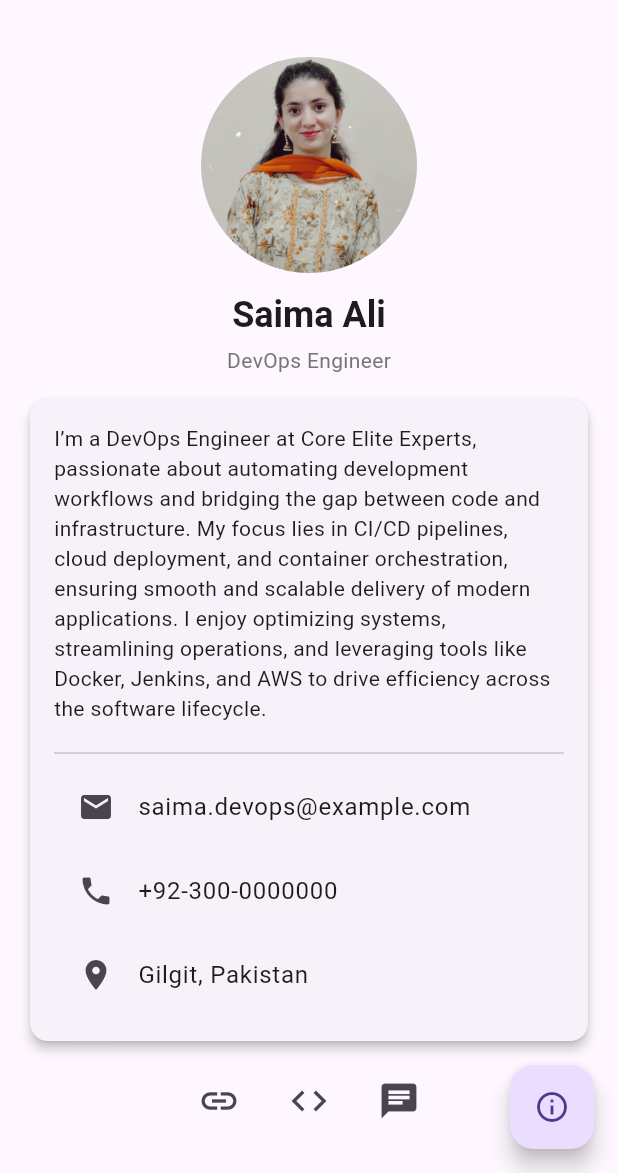
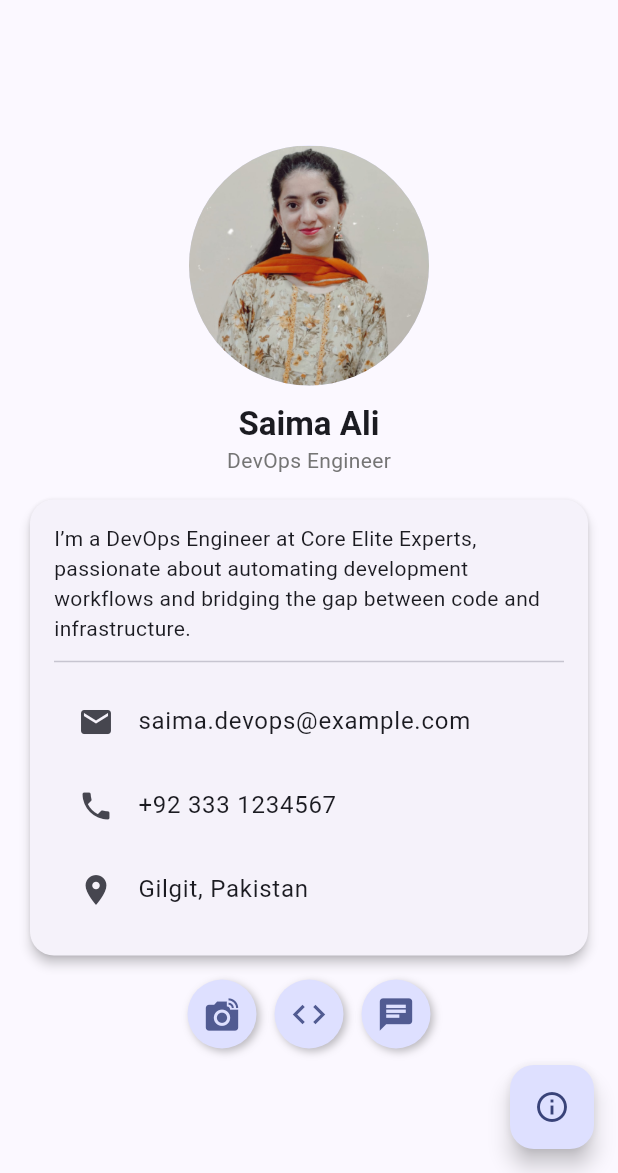
Before and after one commit to saimaali-tech/my_profile_app, a Flutter app: the screen it shows after launch, after a tap on "View Profile", on a phone screen of 412 x 824 dp, the part 63-1236 px from its top. Run offline on Flutter 3.47's test engine with Material 3 defaults, Android fonts, the phone set to English and light mode, and no system bars; Roboto replaces fonts that are missing (Poppins).

Commit message:
created the app responsive

```diff
--- a/lib/main.dart
+++ b/lib/main.dart
@@ -1,10 +1,8 @@
-import 'dart:convert';
 import 'package:flutter/material.dart';
-import 'package:flutter/services.dart';
-import 'models/user.dart';
 import 'screens/welcome_screen.dart';
 import 'screens/profile_screen.dart';
 import 'screens/about_screen.dart';
+import 'models/user.dart';
 
 void main() {
   runApp(const MyProfileApp());
@@ -18,57 +16,70 @@ class MyProfileApp extends StatefulWidget {
 }
 
 class _MyProfileAppState extends State<MyProfileApp> {
-  User? user;
-  bool isDark = false;
+  bool _isDark = false;
 
-  @override
-  void initState() {
-    super.initState();
-    loadUserData();
-  }
-
-  Future<void> loadUserData() async {
-    final String response =
-        await rootBundle.loadString('assets/data/user.json');
-    final data = json.decode(response);
-    setState(() {
-      user = User.fromJson(data);
-    });
-  }
+  final User user = User(
+    name: 'Saima Ali',
+    profession: 'DevOps Engineer',
+    bio:
+        'I’m a DevOps Engineer at Core Elite Experts, passionate about automating development workflows and bridging the gap between code and infrastructure.',
+    email: 'saima.devops@example.com',
+    phone: '+92 333 1234567',
+    location: 'Gilgit, Pakistan',
+    imagePath: 'assets/images/profile.jpg',
+    linkedin: 'https://linkedin.com/in/saimaali',
+    github: 'https://github.com/saimaali',
+    twitter: 'https://twitter.com/saimaali',
+    skills: [
+      'CI/CD (Jenkins, GitHub Actions)',
+      'Docker & Docker Compose',
+      'AWS (EC2, S3)',
+      'React.js',
+      'Node.js',
+      'Python',
+    ],
+    hobbies: [
+      'Learning new DevOps tools',
+      'Coding',
+      'Blogging',
+      'Music',
+    ],
+  );
 
   @override
   Widget build(BuildContext context) {
     return MaterialApp(
       title: 'My Profile App',
+      themeMode: _isDark ? ThemeMode.dark : ThemeMode.light,
+      theme: ThemeData(
+        colorSchemeSeed: Colors.indigo,
+        brightness: Brightness.light,
+        fontFamily: 'Poppins',
+        useMaterial3: true,
+      ),
+      darkTheme: ThemeData(
+        colorSchemeSeed: Colors.indigo,
+        brightness: Brightness.dark,
+        fontFamily: 'Poppins',
+        useMaterial3: true,
+      ),
       debugShowCheckedModeBanner: false,
-      theme: isDark ? ThemeData.dark() : ThemeData.light(),
-      // 🧠 FIX: Wrapped WelcomeScreen in Builder to provide correct Navigator context
+      initialRoute: '/',
       routes: {
-        '/': (context) => Builder(
-              builder: (context) => WelcomeScreen(
-                onViewProfile: () {
-                  if (user != null) {
-                    Navigator.pushNamed(context, '/profile',
-                        arguments: user);
-                  }
-                },
-                toggleTheme: (v) => setState(() => isDark = v),
-                isDark: isDark,
-              ),
+        '/': (context) => WelcomeScreen(
+              isDark: _isDark,
+              toggleTheme: (v) => setState(() => _isDark = v),
+              onViewProfile: () {
+                Navigator.pushNamed(context, '/profile', arguments: user);
+              },
             ),
         '/profile': (context) {
-          final args = ModalRoute.of(context)!.settings.arguments as User?;
-          return args == null
-              ? const Scaffold(
-                  body: Center(child: CircularProgressIndicator()))
-              : ProfileScreen(user: args);
+          final u = ModalRoute.of(context)!.settings.arguments as User;
+          return ProfileScreen(user: u);
         },
         '/about': (context) {
-          final args = ModalRoute.of(context)!.settings.arguments as User?;
-          return args == null
-              ? const Scaffold(
-                  body: Center(child: CircularProgressIndicator()))
-              : AboutScreen(user: args);
+          final u = ModalRoute.of(context)!.settings.arguments as User;
+          return AboutScreen(user: u);
         },
       },
     );
--- a/lib/models/user.dart
+++ b/lib/models/user.dart
@@ -5,40 +5,25 @@ class User {
   final String email;
   final String phone;
   final String location;
-  final List<String> skills;
-  final List<String> hobbies;
+  final String imagePath;
   final String linkedin;
   final String github;
   final String twitter;
-  final String imagePath;
+  final List<String> skills;
+  final List<String> hobbies;
 
-  User({
+  const User({
     required this.name,
     required this.profession,
     required this.bio,
     required this.email,
     required this.phone,
     required this.location,
-    required this.skills,
-    required this.hobbies,
+    required this.imagePath,
     required this.linkedin,
     required this.github,
     required this.twitter,
-    required this.imagePath,
+    required this.skills,
+    required this.hobbies,
   });
-
-  factory User.fromJson(Map<String, dynamic> json) => User(
-    name: json['name'],
-    profession: json['profession'],
-    bio: json['bio'],
-    email: json['email'],
-    phone: json['phone'],
-    location: json['location'],
-    skills: List<String>.from(json['skills'] ?? []),
-    hobbies: List<String>.from(json['hobbies'] ?? []),
-    linkedin: json['linkedin'] ?? '',
-    github: json['github'] ?? '',
-    twitter: json['twitter'] ?? '',
-    imagePath: json['imagePath'] ?? 'assets/images/profile.jpg',
-  );
 }
--- a/lib/screens/about_screen.dart
+++ b/lib/screens/about_screen.dart
@@ -7,13 +7,12 @@ class AboutScreen extends StatelessWidget {
 
   @override
   Widget build(BuildContext context) {
-    final skills = user.skills;
-    final hobbies = user.hobbies;
+    final size = MediaQuery.of(context).size;
+    final isTablet = size.width > 600;
 
     return Scaffold(
       appBar: AppBar(
         title: const Text('About Me'),
-        leading: const BackButton(),
       ),
       body: ListView(
         padding: const EdgeInsets.all(16),
@@ -21,37 +20,50 @@ class AboutScreen extends StatelessWidget {
           Card(
             child: ListTile(
               title: const Text('Education'),
-              subtitle: const Text(
-                  '🎓 Karakoram International University (BSCS 2023–2027)\n🎓 Degree College Gilgit (ICS 2021–2023)'),
+              subtitle: Text(
+                'Karakoram International University\nBSCS in Computer Science (2023–2027)',
+                style: TextStyle(fontSize: isTablet ? 16 : 14),
+              ),
             ),
           ),
-          const SizedBox(height: 12),
-          Text('Experience', style: Theme.of(context).textTheme.titleLarge),
+          const SizedBox(height: 16),
+          Text('Skills',
+              style: Theme.of(context)
+                  .textTheme
+                  .titleMedium
+                  ?.copyWith(fontWeight: FontWeight.bold)),
           const SizedBox(height: 8),
-          const Text(
-              '• DevOps Engineer – Core Elite Experts (2022–Present)\nDesign and implement robust DevOps solutions, automating CI/CD pipelines and AWS deployments.\n\n• Web Developer (2021–2022)\nDeveloped responsive, user-focused websites ensuring scalability and performance.'),
+          Wrap(
+            spacing: 8,
+            runSpacing: 8,
+            children: user.skills
+                .map((s) => Chip(
+                      label: Text(s),
+                      padding: const EdgeInsets.all(6),
+                    ))
+                .toList(),
+          ),
           const SizedBox(height: 16),
-          Text('Projects', style: Theme.of(context).textTheme.titleLarge),
-          const SizedBox(height: 8),
-          const Text(
-              '🔹 Containerized Application Deployment & CI/CD Automation\n🔹 Docker Networking & Service Integration\n🔹 Dockerized App with Nginx Reverse Proxy & Domain Routing\n\nEach project highlights problem-solving in automation, networking, and scalable delivery.'),
-          const SizedBox(height: 16),
-          Text('Skills', style: Theme.of(context).textTheme.titleLarge),
-          const SizedBox(height: 8),
-          Wrap(spacing: 8, runSpacing: 8, children: skills.map((s) => Chip(label: Text(s))).toList()),
-          const SizedBox(height: 16),
-          Text('Hobbies', style: Theme.of(context).textTheme.titleLarge),
+          Text('Hobbies',
+              style: Theme.of(context)
+                  .textTheme
+                  .titleMedium
+                  ?.copyWith(fontWeight: FontWeight.bold)),
           const SizedBox(height: 8),
           Column(
             crossAxisAlignment: CrossAxisAlignment.start,
-            children: hobbies
+            children: user.hobbies
                 .map((h) => Padding(
-                      padding: const EdgeInsets.symmetric(vertical: 4.0),
+                      padding: const EdgeInsets.symmetric(vertical: 4),
                       child: Row(
                         children: [
                           const Icon(Icons.check_circle_outline, size: 18),
                           const SizedBox(width: 8),
-                          Expanded(child: Text(h)),
+                          Expanded(
+                            child: Text(h,
+                                style: TextStyle(
+                                    fontSize: isTablet ? 16 : 14)),
+                          ),
                         ],
                       ),
                     ))
--- a/lib/screens/profile_screen.dart
+++ b/lib/screens/profile_screen.dart
@@ -9,7 +9,9 @@ class ProfileScreen extends StatelessWidget {
   @override
   Widget build(BuildContext context) {
     final mq = MediaQuery.of(context);
-    final isSmall = mq.size.width < 400;
+    final width = mq.size.width;
+    final isSmall = width < 400;
+    final isTablet = width > 600;
 
     return Scaffold(
       appBar: AppBar(
@@ -23,37 +25,54 @@ class ProfileScreen extends StatelessWidget {
         child: const Icon(Icons.info_outline),
         tooltip: 'About Me',
       ),
-      body: SingleChildScrollView(
-        child: Padding(
-          padding: const EdgeInsets.symmetric(horizontal: 16.0, vertical: 24),
+      body: Center(
+        child: ConstrainedBox(
+          constraints: BoxConstraints(maxWidth: 700),
+          child: SingleChildScrollView(
+            padding: const EdgeInsets.all(16),
             child: Column(
               children: [
                 CircleAvatar(
-                radius: isSmall ? 54 : 72,
+                  radius: isSmall ? 60 : 80,
                   backgroundImage: AssetImage(user.imagePath),
                 ),
                 const SizedBox(height: 12),
                 Text(
                   user.name,
-                style: Theme.of(context).textTheme.headlineSmall?.copyWith(fontWeight: FontWeight.bold),
+                  style: Theme.of(context).textTheme.titleLarge?.copyWith(
+                        fontWeight: FontWeight.bold,
+                        fontSize: isTablet ? 26 : 22,
                       ),
-              const SizedBox(height: 4),
-              Text(user.profession, style: TextStyle(color: Colors.grey[600])),
+                ),
+                Text(user.profession,
+                    style: TextStyle(
+                        color: Colors.grey[600],
+                        fontSize: isTablet ? 18 : 14)),
                 const SizedBox(height: 12),
                 Card(
+                  shape: RoundedRectangleBorder(
+                      borderRadius: BorderRadius.circular(16)),
                   elevation: 3,
-                shape: RoundedRectangleBorder(borderRadius: BorderRadius.circular(12)),
                   child: Padding(
                     padding: const EdgeInsets.all(16.0),
                     child: Column(
                       crossAxisAlignment: CrossAxisAlignment.start,
                       children: [
-                      Text(user.bio, style: const TextStyle(fontSize: 14)),
-                      const SizedBox(height: 12),
-                      const Divider(),
-                      ListTile(leading: const Icon(Icons.email), title: Text(user.email)),
-                      ListTile(leading: const Icon(Icons.phone), title: Text(user.phone)),
-                      ListTile(leading: const Icon(Icons.location_on), title: Text(user.location)),
+                        Text(user.bio,
+                            style: TextStyle(fontSize: isTablet ? 16 : 14)),
+                        const Divider(height: 24),
+                        ListTile(
+                          leading: const Icon(Icons.email),
+                          title: Text(user.email),
+                        ),
+                        ListTile(
+                          leading: const Icon(Icons.phone),
+                          title: Text(user.phone),
+                        ),
+                        ListTile(
+                          leading: const Icon(Icons.location_on),
+                          title: Text(user.location),
+                        ),
                       ],
                     ),
                   ),
@@ -62,7 +81,7 @@ class ProfileScreen extends StatelessWidget {
                 Row(
                   mainAxisAlignment: MainAxisAlignment.center,
                   children: [
-                  SocialIcon(icon: Icons.link, url: user.linkedin),
+                    SocialIcon(icon: Icons.linked_camera, url: user.linkedin),
                     const SizedBox(width: 12),
                     SocialIcon(icon: Icons.code, url: user.github),
                     const SizedBox(width: 12),
@@ -73,6 +92,7 @@ class ProfileScreen extends StatelessWidget {
             ),
           ),
         ),
+      ),
     );
   }
 }
--- a/lib/screens/welcome_screen.dart
+++ b/lib/screens/welcome_screen.dart
@@ -14,66 +14,74 @@ class WelcomeScreen extends StatelessWidget {
 
   @override
   Widget build(BuildContext context) {
+    final size = MediaQuery.of(context).size;
+
     return Scaffold(
       body: Container(
         width: double.infinity,
+        height: double.infinity,
         decoration: BoxDecoration(
           gradient: LinearGradient(
-            colors: [Colors.indigo.shade300, Colors.blueAccent.shade200],
+            colors: [Colors.indigo.shade400, Colors.blueAccent.shade200],
             begin: Alignment.topLeft,
             end: Alignment.bottomRight,
           ),
         ),
         child: SafeArea(
+          child: Padding(
+            padding: EdgeInsets.symmetric(horizontal: size.width * 0.08),
             child: Column(
+              mainAxisAlignment: MainAxisAlignment.center,
               children: [
-              const Spacer(),
+                Spacer(),
                 Text(
                   'Welcome to My Profile',
                   textAlign: TextAlign.center,
                   style: Theme.of(context).textTheme.headlineMedium?.copyWith(
                         color: Colors.white,
                         fontWeight: FontWeight.bold,
+                        fontSize: size.width * 0.07,
                       ),
                 ),
                 const SizedBox(height: 16),
-              const Padding(
-                padding: EdgeInsets.symmetric(horizontal: 24.0),
-                child: Text(
-                  'Explore my journey as a DevOps Engineer — from automation to cloud deployments.',
+                Text(
+                  'A simple Flutter app showcasing a personal profile UI.',
                   textAlign: TextAlign.center,
-                  style: TextStyle(color: Colors.white70, fontSize: 16),
+                  style: TextStyle(
+                    color: Colors.white70,
+                    fontSize: size.width * 0.04,
                   ),
                 ),
-              const Spacer(),
+                Spacer(),
                 Row(
                   mainAxisAlignment: MainAxisAlignment.spaceBetween,
                   children: [
-                  Padding(
-                    padding: const EdgeInsets.all(12.0),
-                    child: Row(
+                    Row(
                       children: [
                         const Icon(Icons.light_mode, color: Colors.white70),
                         Switch(
                           value: isDark,
                           onChanged: (v) => toggleTheme(v),
+                          activeColor: Colors.white,
                         ),
                         const Icon(Icons.dark_mode, color: Colors.white70),
                       ],
                     ),
-                  ),
-                  Padding(
-                    padding: const EdgeInsets.all(12.0),
-                    child: ElevatedButton(
-                      onPressed: onViewProfile,
+                    ElevatedButton(
                       style: ElevatedButton.styleFrom(
                         backgroundColor: Colors.white,
                         foregroundColor: Colors.indigo,
+                        padding: EdgeInsets.symmetric(
+                          horizontal: size.width * 0.06,
+                          vertical: size.height * 0.015,
                         ),
-                      child: const Padding(
-                        padding: EdgeInsets.symmetric(horizontal: 18.0, vertical: 12.0),
-                        child: Text('View Profile', style: TextStyle(fontSize: 16)),
+                        shape: RoundedRectangleBorder(
+                            borderRadius: BorderRadius.circular(30)),
                       ),
+                      onPressed: onViewProfile,
+                      child: const Text(
+                        'View Profile',
+                        style: TextStyle(fontSize: 16),
                       ),
                     ),
                   ],
@@ -82,6 +90,7 @@ class WelcomeScreen extends StatelessWidget {
             ),
           ),
         ),
+      ),
     );
   }
 }
--- a/lib/widgets/social_icon.dart
+++ b/lib/widgets/social_icon.dart
@@ -4,22 +4,47 @@ import 'package:url_launcher/url_launcher.dart';
 class SocialIcon extends StatelessWidget {
   final IconData icon;
   final String url;
-  const SocialIcon({Key? key, required this.icon, required this.url}) : super(key: key);
 
-  void _launch() async {
-    if (url.isEmpty) return;
-    final uri = Uri.parse(url);
-    if (await canLaunchUrl(uri)) {
-      await launchUrl(uri);
+  const SocialIcon({
+    Key? key,
+    required this.icon,
+    required this.url,
+  }) : super(key: key);
+
+  Future<void> _launchUrl() async {
+    final Uri uri = Uri.parse(url);
+    if (!await launchUrl(uri, mode: LaunchMode.externalApplication)) {
+      throw Exception('Could not launch $url');
     }
   }
 
   @override
   Widget build(BuildContext context) {
-    return IconButton(
-      icon: Icon(icon, size: 28),
-      onPressed: _launch,
-      tooltip: url,
+    final width = MediaQuery.of(context).size.width;
+    final isTablet = width > 600;
+
+    return InkWell(
+      onTap: _launchUrl,
+      borderRadius: BorderRadius.circular(30),
+      child: Container(
+        padding: const EdgeInsets.all(10),
+        decoration: BoxDecoration(
+          color: Theme.of(context).colorScheme.primaryContainer,
+          shape: BoxShape.circle,
+          boxShadow: [
+            BoxShadow(
+              color: Colors.black26,
+              blurRadius: 4,
+              offset: const Offset(2, 2),
+            ),
+          ],
+        ),
+        child: Icon(
+          icon,
+          size: isTablet ? 32 : 26,
+          color: Theme.of(context).colorScheme.primary,
+        ),
+      ),
     );
   }
 }
```
Lines whose indentation alone changed are shown as unchanged.
